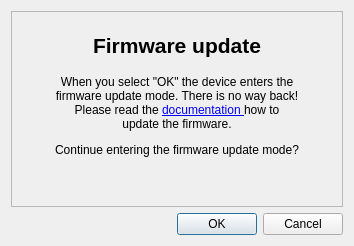
Above: stick20updatedialog.ui from Nitrokey/nitrokey-app before the change. Below: the same form after it.
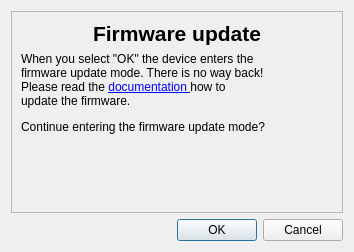
That is the form after the change. Icons and pictures are not drawn.

The edit to the form file:
```diff
--- a/stick20updatedialog.ui
+++ b/stick20updatedialog.ui
@@ -7,7 +7,7 @@
     <x>0</x>
     <y>0</y>
     <width>354</width>
-    <height>246</height>
+    <height>252</height>
    </rect>
   </property>
   <property name="windowTitle">
@@ -52,11 +52,33 @@
       </item>
       <item>
        <widget class="QLabel" name="label">
+        <property name="sizePolicy">
+         <sizepolicy hsizetype="Expanding" vsizetype="Expanding">
+          <horstretch>0</horstretch>
+          <verstretch>0</verstretch>
+         </sizepolicy>
+        </property>
         <property name="text">
-         <string>&lt;html&gt;&lt;head/&gt;&lt;body&gt;&lt;p align=&quot;center&quot;&gt;When you select &amp;quot;OK&amp;quot; the device enters the &lt;br/&gt;firmware update mode. There is no way back!&lt;br/&gt;Please read the &lt;a href=&quot;https://www.crypto-stick.com/en/doc/firmware-update-storage&quot;&gt;&lt;span style=&quot; text-decoration: underline; color:#0000ff;&quot;&gt;documentation &lt;/span&gt;&lt;/a&gt;how to &lt;br/&gt;update the firmware.&lt;/p&gt;&lt;p align=&quot;center&quot;&gt;Continue entering the firmware update mode?&lt;/p&gt;&lt;p&gt;&lt;br/&gt;&lt;/p&gt;&lt;/body&gt;&lt;/html&gt;</string>
+         <string>&lt;html&gt;&lt;head/&gt;&lt;body&gt;&lt;p align=&quot;left&quot;&gt;When you select &amp;quot;OK&amp;quot; the device enters the &lt;br/&gt;firmware update mode. There is no way back!&lt;br/&gt;Please read the &lt;a href=&quot;https://www.crypto-stick.com/en/doc/firmware-update-storage&quot;&gt;&lt;span style=&quot; text-decoration: underline; color:#0000ff;&quot;&gt;documentation &lt;/span&gt;&lt;/a&gt;how to &lt;br/&gt;update the firmware.&lt;/p&gt;&lt;p align=&quot;left&quot;&gt;Continue entering the firmware update mode?&lt;/p&gt;&lt;p&gt;&lt;br/&gt;&lt;/p&gt;&lt;/body&gt;&lt;/html&gt;</string>
+        </property>
+        <property name="wordWrap">
+         <bool>true</bool>
         </property>
        </widget>
       </item>
+      <item>
+       <spacer name="verticalSpacer">
+        <property name="orientation">
+         <enum>Qt::Vertical</enum>
+        </property>
+        <property name="sizeHint" stdset="0">
+         <size>
+          <width>20</width>
+          <height>0</height>
+         </size>
+        </property>
+       </spacer>
+      </item>
      </layout>
     </widget>
    </item>
```
